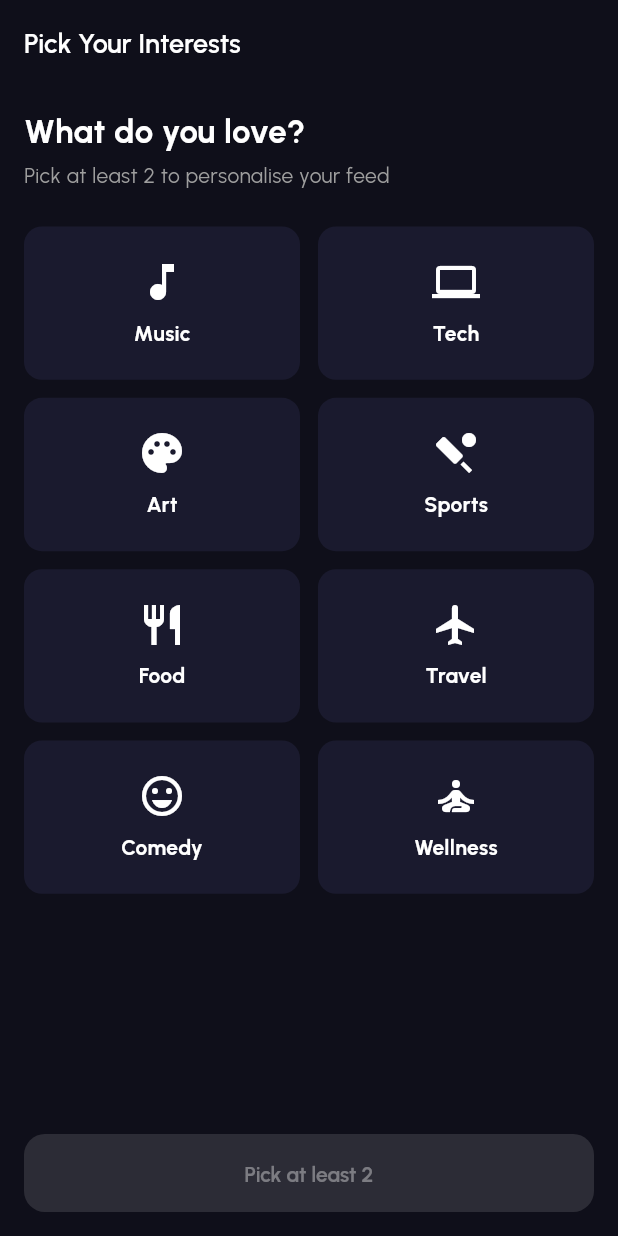
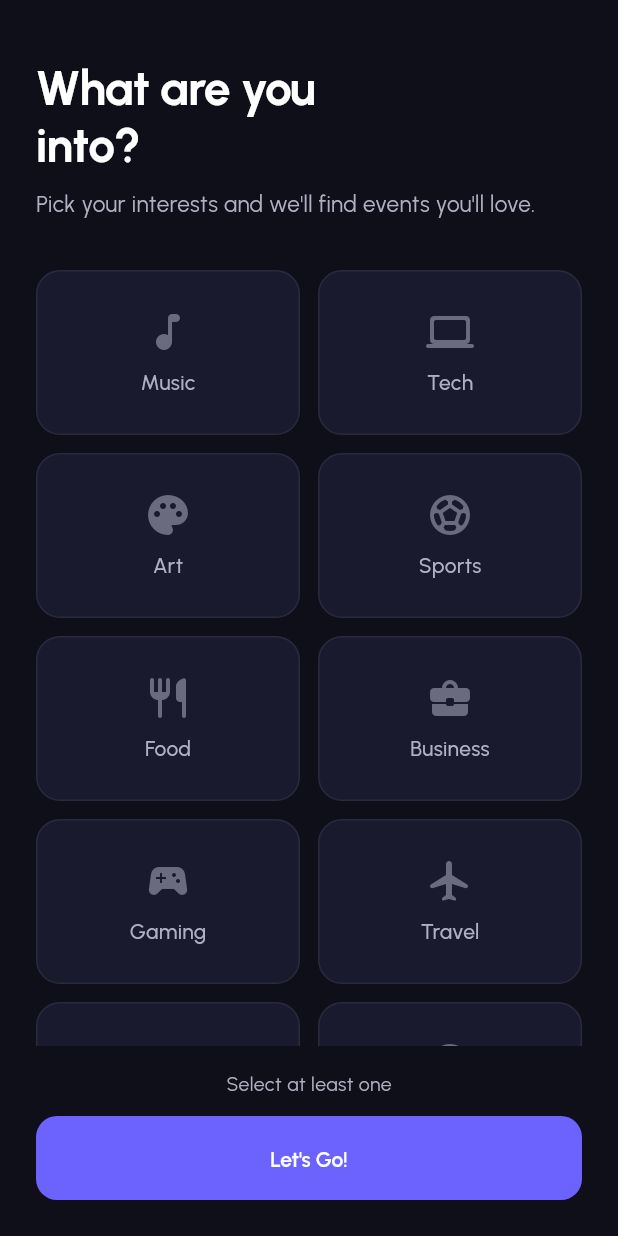
Before and after one commit to FeyoniShah/local-event-explorer, a Flutter app: the InterestPickerScreen screen opened by its route, on a phone screen of 412 x 824 dp. Run offline on Flutter 3.47's test engine with Material 3 defaults, Android fonts, the phone set to English and light mode, and no system bars; our stand-ins replace cloud_firestore, firebase_auth, firebase_core, firebase_messaging, flutter_local_notifications, flutter_map and 7 more; accounts and stored records are empty; generated files the repository leaves out were written again.

```diff
--- a/lib/features/auth/presentation/screens/interest_picker_screen.dart
+++ b/lib/features/auth/presentation/screens/interest_picker_screen.dart
@@ -1,136 +1,196 @@
 import 'package:flutter/material.dart';
-import 'package:flutter_riverpod/flutter_riverpod.dart';
 import 'package:go_router/go_router.dart';
-import '../../../../routing/app_router.dart';
-import '../../data/auth_service.dart';
+import 'package:shared_preferences/shared_preferences.dart';
+import '../../../../core/theme/app_theme.dart';
 
-class InterestPickerScreen extends ConsumerStatefulWidget {
+// Key used by app_router.dart redirect to know onboarding is done
+const String kOnboardingComplete = 'onboarding_complete';
+
+class InterestPickerScreen extends StatefulWidget {
   const InterestPickerScreen({super.key});
 
   @override
-  ConsumerState<InterestPickerScreen> createState() =>
-      _InterestPickerScreenState();
+  State<InterestPickerScreen> createState() => _InterestPickerScreenState();
 }
 
-class _InterestPickerScreenState
-    extends ConsumerState<InterestPickerScreen> {
-  bool _isSaving = false;
+class _InterestPickerScreenState extends State<InterestPickerScreen> {
+  final Set<String> _selected = {};
+  bool _loading = false;
 
-  final List<Map<String, dynamic>> _interests = [
-    {'label': 'Music', 'icon': Icons.music_note, 'selected': false},
-    {'label': 'Tech', 'icon': Icons.computer, 'selected': false},
-    {'label': 'Art', 'icon': Icons.palette, 'selected': false},
-    {'label': 'Sports', 'icon': Icons.sports_cricket, 'selected': false},
-    {'label': 'Food', 'icon': Icons.restaurant, 'selected': false},
-    {'label': 'Travel', 'icon': Icons.flight, 'selected': false},
-    {'label': 'Comedy', 'icon': Icons.sentiment_very_satisfied, 'selected': false},
-    {'label': 'Wellness', 'icon': Icons.self_improvement, 'selected': false},
+  final List<_InterestItem> _interests = const [
+    _InterestItem('Music', Icons.music_note_rounded, AppColors.catMusic),
+    _InterestItem('Tech', Icons.computer_rounded, AppColors.catTech),
+    _InterestItem('Art', Icons.palette_rounded, AppColors.catArt),
+    _InterestItem('Sports', Icons.sports_soccer_rounded, AppColors.catSports),
+    _InterestItem('Food', Icons.restaurant_rounded, AppColors.catFood),
+    _InterestItem(
+        'Business', Icons.business_center_rounded, AppColors.catBusiness),
+    _InterestItem('Gaming', Icons.sports_esports_rounded, AppColors.primary),
+    _InterestItem('Travel', Icons.flight_rounded, AppColors.accent),
+    _InterestItem('Health', Icons.favorite_rounded, AppColors.success),
+    _InterestItem(
+        'Comedy', Icons.sentiment_very_satisfied_rounded, AppColors.warning),
   ];
 
-  int get _selectedCount =>
-      _interests.where((i) => i['selected'] == true).length;
+  Future<void> _onLetsGo() async {
+    if (_selected.isEmpty) {
+      ScaffoldMessenger.of(context).showSnackBar(
+        const SnackBar(
+          content: Text('Pick at least one interest to continue'),
+          backgroundColor: AppColors.error,
+        ),
+      );
+      return;
+    }
 
-  List<String> get _selectedLabels => _interests
-      .where((i) => i['selected'] == true)
-      .map((i) => i['label'] as String)
-      .toList();
+    setState(() => _loading = true);
 
-  Future<void> _saveAndContinue() async {
-    setState(() => _isSaving = true);
-    try {
-      // Save to Firestore
-      await ref
-          .read(authServiceProvider)
-          .saveInterests(_selectedLabels);
-      if (mounted) context.go(AppRoutes.home);
-    } catch (e) {
+    // Persist the flag so the router redirect doesn't loop back here
+    final prefs = await SharedPreferences.getInstance();
+    await prefs.setBool(kOnboardingComplete, true);
+    await prefs.setStringList('user_interests', _selected.toList());
+
     if (mounted) {
-        ScaffoldMessenger.of(context).showSnackBar(
-          SnackBar(content: Text('Error saving: $e')),
-        );
-      }
-    } finally {
-      if (mounted) setState(() => _isSaving = false);
+      // Use go() so the entire back stack is replaced — no way back to login
+      context.go('/home');
     }
   }
 
   @override
   Widget build(BuildContext context) {
     return Scaffold(
-      appBar: AppBar(title: const Text('Pick Your Interests')),
-      body: Padding(
-        padding: const EdgeInsets.all(16),
+      backgroundColor: AppColors.backgroundDark,
+      body: SafeArea(
+        child: Padding(
+          padding: const EdgeInsets.symmetric(horizontal: 24),
           child: Column(
             crossAxisAlignment: CrossAxisAlignment.start,
             children: [
-            const Text('What do you love?',
-                style: TextStyle(
-                    fontSize: 22, fontWeight: FontWeight.bold)),
-            const SizedBox(height: 4),
-            const Text('Pick at least 2 to personalise your feed',
-                style: TextStyle(color: Colors.grey)),
-            const SizedBox(height: 24),
+              const SizedBox(height: 40),
+
+              // Header
+              const Text(
+                "What are you\ninto?",
+                style: AppTextStyles.displayLarge,
+              ),
+              const SizedBox(height: 8),
+              const Text(
+                'Pick your interests and we\'ll find events you\'ll love.',
+                style: AppTextStyles.bodyLarge,
+              ),
+              const SizedBox(height: 32),
+
+              // Interest grid
               Expanded(
                 child: GridView.builder(
-                gridDelegate:
-                    const SliverGridDelegateWithFixedCrossAxisCount(
+                  itemCount: _interests.length,
+                  gridDelegate: const SliverGridDelegateWithFixedCrossAxisCount(
                     crossAxisCount: 2,
                     crossAxisSpacing: 12,
                     mainAxisSpacing: 12,
-                  childAspectRatio: 1.8,
+                    childAspectRatio: 1.6,
                   ),
-                itemCount: _interests.length,
                   itemBuilder: (context, index) {
                     final item = _interests[index];
-                  final isSelected = item['selected'] as bool;
+                    final isSelected = _selected.contains(item.label);
+                    return _InterestTile(
+                      item: item,
+                      isSelected: isSelected,
+                      onTap: () {
+                        setState(() {
+                          if (isSelected) {
+                            _selected.remove(item.label);
+                          } else {
+                            _selected.add(item.label);
+                          }
+                        });
+                      },
+                    );
+                  },
+                ),
+              ),
+
+              const SizedBox(height: 16),
+
+              // Counter
+              Center(
+                child: Text(
+                  _selected.isEmpty
+                      ? 'Select at least one'
+                      : '${_selected.length} selected',
+                  style: AppTextStyles.bodyMedium,
+                ),
+              ),
+              const SizedBox(height: 12),
+
+              // Let's Go button
+              SizedBox(
+                width: double.infinity,
+                height: 56,
+                child: ElevatedButton(
+                  onPressed: _loading ? null : _onLetsGo,
+                  child: _loading
+                      ? const SizedBox(
+                          width: 22,
+                          height: 22,
+                          child: CircularProgressIndicator(
+                              strokeWidth: 2, color: Colors.white),
+                        )
+                      : const Text("Let's Go!"),
+                ),
+              ),
+              const SizedBox(height: 24),
+            ],
+          ),
+        ),
+      ),
+    );
+  }
+}
+
+class _InterestTile extends StatelessWidget {
+  final _InterestItem item;
+  final bool isSelected;
+  final VoidCallback onTap;
+
+  const _InterestTile({
+    required this.item,
+    required this.isSelected,
+    required this.onTap,
+  });
+
+  @override
+  Widget build(BuildContext context) {
     return GestureDetector(
-                    onTap: () => setState(
-                        () => _interests[index]['selected'] = !isSelected),
-                    child: Container(
+      onTap: onTap,
+      child: AnimatedContainer(
+        duration: const Duration(milliseconds: 200),
         decoration: BoxDecoration(
-                        borderRadius: BorderRadius.circular(12),
           color: isSelected
-                            ? Theme.of(context).colorScheme.primary
-                            : Theme.of(context)
-                                .colorScheme
-                                .surfaceContainerHighest,
+              ? item.color.withOpacity(0.2)
+              : AppColors.backgroundCard,
+          borderRadius: BorderRadius.circular(16),
+          border: Border.all(
+            color: isSelected ? item.color : AppColors.divider,
+            width: isSelected ? 2 : 1,
+          ),
         ),
         child: Column(
           mainAxisAlignment: MainAxisAlignment.center,
           children: [
-                          Icon(item['icon'] as IconData,
+            Icon(
+              item.icon,
+              color: isSelected ? item.color : AppColors.textTertiary,
               size: 32,
-                              color:
-                                  isSelected ? Colors.white : null),
+            ),
             const SizedBox(height: 8),
-                          Text(item['label'] as String,
+            Text(
+              item.label,
               style: TextStyle(
-                                  fontWeight: FontWeight.bold,
-                                  color: isSelected
-                                      ? Colors.white
-                                      : null)),
-                        ],
-                      ),
-                    ),
-                  );
-                },
-              ),
-            ),
-            const SizedBox(height: 16),
-            SizedBox(
-              width: double.infinity,
-              child: _isSaving
-                  ? const Center(child: CircularProgressIndicator())
-                  : ElevatedButton(
-                      onPressed: _selectedCount >= 2
-                          ? _saveAndContinue
-                          : null,
-                      style: ElevatedButton.styleFrom(
-                          padding: const EdgeInsets.symmetric(
-                              vertical: 16)),
-                      child: Text(_selectedCount >= 2
-                          ? "Let's Go! "
-                          : 'Pick at least 2'),
+                color: isSelected ? item.color : AppColors.textSecondary,
+                fontFamily: 'Urbanist',
+                fontWeight: isSelected ? FontWeight.w700 : FontWeight.w500,
+                fontSize: 14,
               ),
             ),
           ],
@@ -139,3 +199,10 @@ class _InterestPickerScreenState
     );
   }
 }
+
+class _InterestItem {
+  final String label;
+  final IconData icon;
+  final Color color;
+  const _InterestItem(this.label, this.icon, this.color);
+}
--- a/lib/main.dart
+++ b/lib/main.dart
@@ -5,6 +5,7 @@ import 'package:firebase_core/firebase_core.dart';
 import 'core/theme/app_theme.dart';
 import 'routing/app_router.dart';
 import 'firebase_options.dart';
+import 'features/notifications/data/notification_service.dart';
 
 void main() async {
   WidgetsFlutterBinding.ensureInitialized();
```
Also changed, not shown: lib/features/auth/presentation/screens/login_screen.dart (+161 -74 lines), lib/routing/app_router.dart (+48 -52 lines). Lines whose indentation alone changed are shown as unchanged.
